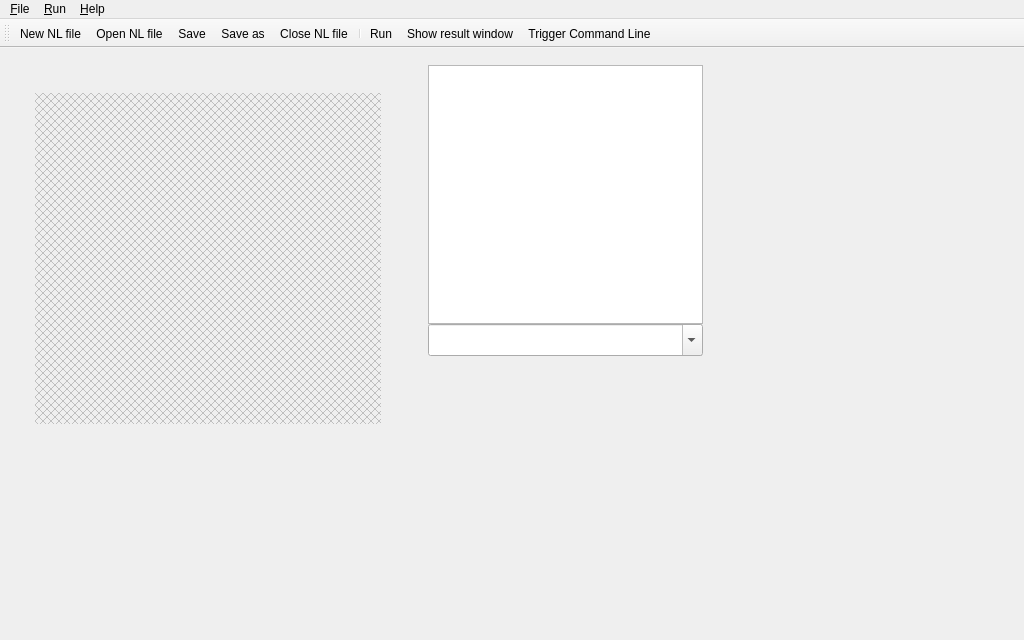
Qt form Nymph/NymphGUI/mainwindow.ui (Epsirom/Stylization) before a commit.
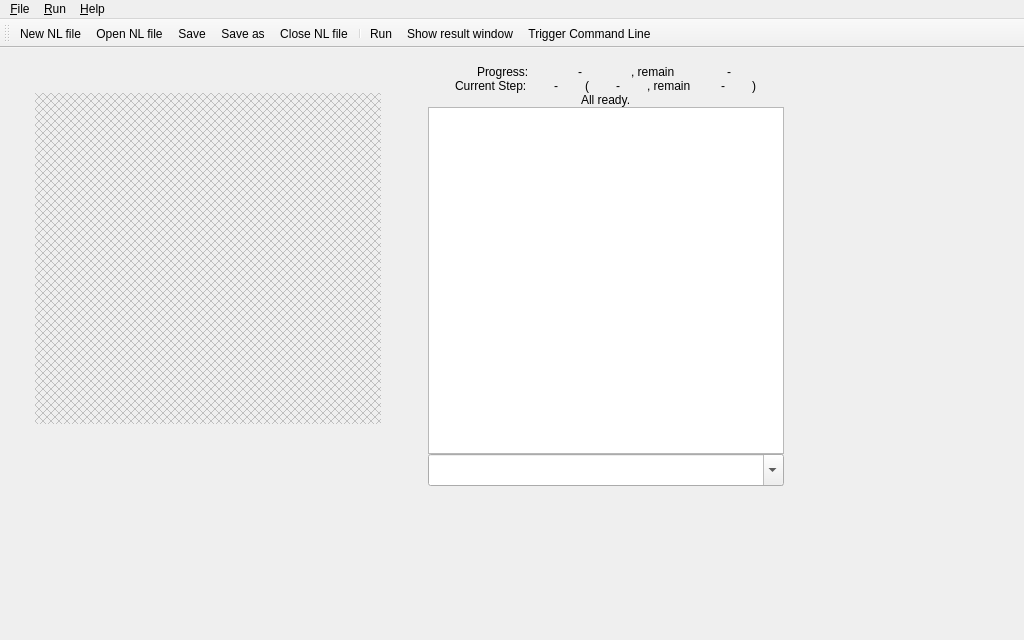
The same form after that commit. Icons and pictures are not drawn.

Diff of the .ui file:
```diff
--- a/Nymph/NymphGUI/mainwindow.ui
+++ b/Nymph/NymphGUI/mainwindow.ui
@@ -19,8 +19,8 @@
      <rect>
       <x>428</x>
       <y>12</y>
-      <width>280</width>
-      <height>301</height>
+      <width>361</width>
+      <height>431</height>
      </rect>
     </property>
     <layout class="QVBoxLayout" name="verticalLayout">
@@ -39,6 +39,204 @@
      <property name="bottomMargin">
       <number>5</number>
      </property>
+     <item>
+      <widget class="QWidget" name="infos" native="true">
+       <layout class="QVBoxLayout" name="verticalLayout_2">
+        <property name="spacing">
+         <number>0</number>
+        </property>
+        <property name="leftMargin">
+         <number>0</number>
+        </property>
+        <property name="topMargin">
+         <number>0</number>
+        </property>
+        <property name="rightMargin">
+         <number>0</number>
+        </property>
+        <property name="bottomMargin">
+         <number>0</number>
+        </property>
+        <item>
+         <layout class="QHBoxLayout" name="wholeInfos">
+          <property name="spacing">
+           <number>0</number>
+          </property>
+          <item>
+           <widget class="QLabel" name="label_4">
+            <property name="sizePolicy">
+             <sizepolicy hsizetype="Fixed" vsizetype="Preferred">
+              <horstretch>0</horstretch>
+              <verstretch>0</verstretch>
+             </sizepolicy>
+            </property>
+            <property name="text">
+             <string>Progress:</string>
+            </property>
+           </widget>
+          </item>
+          <item>
+           <widget class="QLabel" name="label_3">
+            <property name="sizePolicy">
+             <sizepolicy hsizetype="Fixed" vsizetype="Preferred">
+              <horstretch>0</horstretch>
+              <verstretch>0</verstretch>
+             </sizepolicy>
+            </property>
+            <property name="text">
+             <string>-</string>
+            </property>
+           </widget>
+          </item>
+          <item>
+           <widget class="QLabel" name="label_2">
+            <property name="sizePolicy">
+             <sizepolicy hsizetype="Fixed" vsizetype="Preferred">
+              <horstretch>0</horstretch>
+              <verstretch>0</verstretch>
+             </sizepolicy>
+            </property>
+            <property name="text">
+             <string>, remain </string>
+            </property>
+           </widget>
+          </item>
+          <item>
+           <widget class="QLabel" name="label">
+            <property name="sizePolicy">
+             <sizepolicy hsizetype="Fixed" vsizetype="Preferred">
+              <horstretch>0</horstretch>
+              <verstretch>0</verstretch>
+             </sizepolicy>
+            </property>
+            <property name="text">
+             <string>-</string>
+            </property>
+           </widget>
+          </item>
+         </layout>
+        </item>
+        <item>
+         <layout class="QHBoxLayout" name="currentStepInfos">
+          <property name="spacing">
+           <number>0</number>
+          </property>
+          <item>
+           <widget class="QLabel" name="label_11">
+            <property name="sizePolicy">
+             <sizepolicy hsizetype="Fixed" vsizetype="Preferred">
+              <horstretch>0</horstretch>
+              <verstretch>0</verstretch>
+             </sizepolicy>
+            </property>
+            <property name="text">
+             <string>Current Step:</string>
+            </property>
+           </widget>
+          </item>
+          <item>
+           <widget class="QLabel" name="currentStep">
+            <property name="sizePolicy">
+             <sizepolicy hsizetype="Fixed" vsizetype="Preferred">
+              <horstretch>0</horstretch>
+              <verstretch>0</verstretch>
+             </sizepolicy>
+            </property>
+            <property name="text">
+             <string>-</string>
+            </property>
+           </widget>
+          </item>
+          <item>
+           <widget class="QLabel" name="label_9">
+            <property name="sizePolicy">
+             <sizepolicy hsizetype="Fixed" vsizetype="Preferred">
+              <horstretch>0</horstretch>
+              <verstretch>0</verstretch>
+             </sizepolicy>
+            </property>
+            <property name="text">
+             <string>(</string>
+            </property>
+           </widget>
+          </item>
+          <item>
+           <widget class="QLabel" name="currentStepPercent">
+            <property name="sizePolicy">
+             <sizepolicy hsizetype="Fixed" vsizetype="Preferred">
+              <horstretch>0</horstretch>
+              <verstretch>0</verstretch>
+             </sizepolicy>
+            </property>
+            <property name="text">
+             <string>-</string>
+            </property>
+           </widget>
+          </item>
+          <item>
+           <widget class="QLabel" name="label_7">
+            <property name="sizePolicy">
+             <sizepolicy hsizetype="Fixed" vsizetype="Preferred">
+              <horstretch>0</horstretch>
+              <verstretch>0</verstretch>
+             </sizepolicy>
+            </property>
+            <property name="text">
+             <string>, remain </string>
+            </property>
+           </widget>
+          </item>
+          <item>
+           <widget class="QLabel" name="currentStepRemain">
+            <property name="sizePolicy">
+             <sizepolicy hsizetype="Fixed" vsizetype="Preferred">
+              <horstretch>0</horstretch>
+              <verstretch>0</verstretch>
+             </sizepolicy>
+            </property>
+            <property name="text">
+             <string>-</string>
+            </property>
+           </widget>
+          </item>
+          <item>
+           <widget class="QLabel" name="label_5">
+            <property name="sizePolicy">
+             <sizepolicy hsizetype="Fixed" vsizetype="Preferred">
+              <horstretch>0</horstretch>
+              <verstretch>0</verstretch>
+             </sizepolicy>
+            </property>
+            <property name="text">
+             <string>)</string>
+            </property>
+           </widget>
+          </item>
+         </layout>
+        </item>
+        <item>
+         <layout class="QHBoxLayout" name="hints">
+          <property name="spacing">
+           <number>0</number>
+          </property>
+          <item>
+           <widget class="QLabel" name="hint">
+            <property name="sizePolicy">
+             <sizepolicy hsizetype="Fixed" vsizetype="Preferred">
+              <horstretch>0</horstretch>
+              <verstretch>0</verstretch>
+             </sizepolicy>
+            </property>
+            <property name="text">
+             <string>All ready.</string>
+            </property>
+           </widget>
+          </item>
+         </layout>
+        </item>
+       </layout>
+      </widget>
+     </item>
      <item>
       <widget class="QPlainTextEdit" name="logEdit">
        <property name="font">
```
